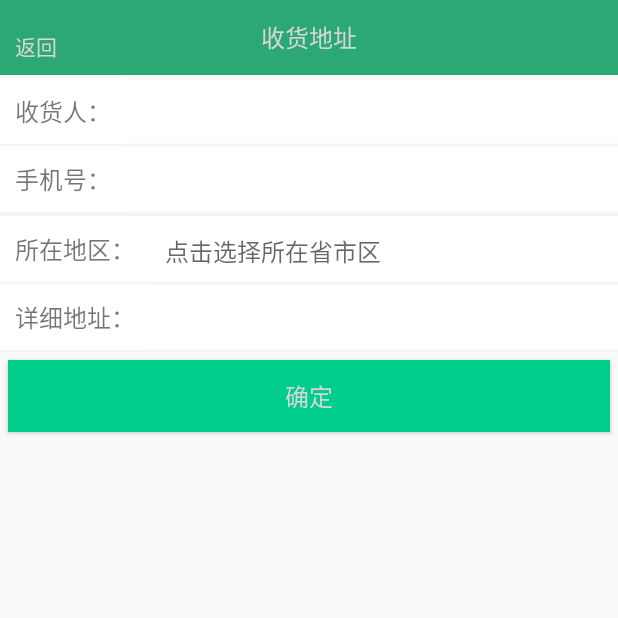
After one commit to GJF4156/demo, an Android app: the fragment AddressFragment placed in its activity, on a phone screen of 412 x 824 dp, the top half of it. The commit adds this screen. Run offline under Robolectric (Android 15) with nearby library versions, the phone set to English and light mode, and no system bars; libraries missing offline, so code that uses them is left out: com.bigkoo.pickerview, org.xutils, org.xutils.common, org.xutils.ex, org.xutils.x; 5 statements that could not run were skipped.

Commit message:
2020-03-12 23:36更新

```diff
--- /dev/null
+++ b/app/src/main/java/com/example/demo/Fragment/AddressFragment.java
@@ -0,0 +1,300 @@
+package com.example.demo.Fragment;
+
+
+import android.content.res.AssetManager;
+import android.graphics.Color;
+import android.os.Bundle;
+
+import androidx.fragment.app.Fragment;
+
+import android.view.LayoutInflater;
+import android.view.View;
+import android.view.ViewGroup;
+import android.widget.Button;
+import android.widget.EditText;
+import android.widget.LinearLayout;
+import android.widget.TextView;
+import android.widget.Toast;
+
+import com.bigkoo.pickerview.builder.OptionsPickerBuilder;
+import com.bigkoo.pickerview.listener.OnOptionsSelectChangeListener;
+import com.bigkoo.pickerview.listener.OnOptionsSelectListener;
+import com.bigkoo.pickerview.view.OptionsPickerView;
+import com.example.demo.R;
+import com.example.demo.Utils.SPUtil;
+import com.example.demo.Utils.XutilsHttp;
+import com.example.demo.beans.Address;
+import com.example.demo.beans.JsonBean;
+import com.google.gson.Gson;
+
+import org.json.JSONArray;
+import org.json.JSONException;
+import org.json.JSONObject;
+import org.xutils.DbManager;
+import org.xutils.common.Callback;
+import org.xutils.ex.DbException;
+import org.xutils.x;
+
+import java.io.BufferedReader;
+import java.io.IOException;
+import java.io.InputStreamReader;
+import java.util.ArrayList;
+import java.util.HashMap;
+import java.util.List;
+import java.util.Map;
+
+/**
+ * A simple {@link Fragment} subclass.
+ */
+public class AddressFragment extends Fragment implements View.OnClickListener {
+    private OptionsPickerView pvCity;
+    //  省份
+    ArrayList<String> provinceBeanList = new ArrayList<>();
+    //  城市
+    ArrayList<String> cities;
+    ArrayList<List<String>> cityList = new ArrayList<>();
+    //  区/县
+    ArrayList<String> district;
+    ArrayList<List<String>> districts;
+    ArrayList<List<List<String>>> districtList = new ArrayList<>();
+    private TextView tv_city1, tvTitle, btHeaderRight, btBack;
+    private LinearLayout address;
+    private Button btn_save;
+    private DbManager db;
+    private EditText et_shouhuoren,et_Mobile,et_xiangxidizhi;
+
+    @Override
+    public View onCreateView(LayoutInflater inflater, ViewGroup container,
+                             Bundle savedInstanceState) {
+        View view = inflater.inflate(R.layout.fragment_address, container, false);
+        //初始化本地数据库
+        initDb();
+        initView(view);
+        initJsonData();
+        initData();
+        return view;
+    }
+
+    private void initDb() {
+        //本地数据的初始化
+        DbManager.DaoConfig daoConfig = new DbManager.DaoConfig()
+                .setDbName("shoppingCar") //设置数据库名
+                .setDbVersion(1) //设置数据库版本
+                .setDbOpenListener(db -> {
+                    db.getDatabase().enableWriteAheadLogging();
+                    //开启WAL, 对写入加速提升巨大(作者原话)
+                })
+                .setDbUpgradeListener((db, oldVersion, newVersion) -> {
+                    //数据库升级操作
+                });
+        db = x.getDb(daoConfig);
+    }
+
+    private void initData() {
+        tvTitle.setText("收货地址");
+        btHeaderRight.setVisibility(View.GONE);
+    }
+
+    private void initView(View view) {
+        tv_city1 = view.findViewById(R.id.tv_city1);
+        address = view.findViewById(R.id.address);
+        tvTitle = getActivity().findViewById(R.id.tv_title);
+        btHeaderRight = getActivity().findViewById(R.id.bt_header_right);
+        btBack = getActivity().findViewById(R.id.btn_back);
+        btn_save = view.findViewById(R.id.btn_save);
+        et_shouhuoren=view.findViewById(R.id.et_shouhuoren);
+        et_Mobile=view.findViewById(R.id.et_Mobile);
+        et_xiangxidizhi=view.findViewById(R.id.et_xiangxidizhi);
+        btn_save.setOnClickListener(this);
+        btBack.setOnClickListener(this);
+        address.setOnClickListener(this);
+        tv_city1.setOnClickListener(this);
+    }
+
+    //地址选择器
+    private void showCityPickView() {
+        pvCity = new OptionsPickerBuilder(getActivity(), new OnOptionsSelectListener() {
+            @Override
+            public void onOptionsSelect(int options1, int options2, int options3, View v) {
+                String city = provinceBeanList.get(options1);
+                String address; //  如果是直辖市或者特别行政区只设置市和区/县
+                if ("北京市".equals(city) || "上海市".equals(city) || "天津市".equals(city) || "重庆市".equals(city) || "澳门".equals(city) || "香港".equals(city)) {
+                    address = provinceBeanList.get(options1) + "-" + districtList.get(options1).get(options2).get(options3);
+                } else {
+                    address = provinceBeanList.get(options1) + "-" + cityList.get(options1).get(options2) + "-" + districtList.get(options1).get(options2).get(options3);
+                }
+                tv_city1.setText(address);
+            }
+        }).setOptionsSelectChangeListener(new OnOptionsSelectChangeListener() {
+            @Override
+            public void onOptionsSelectChanged(int options1, int options2, int options3) {
+
+            }
+        }).setSubmitText("确定")//确定按钮文字
+                .setCancelText("取消")//取消按钮文字
+                .setSubCalSize(18)//确定和取消文字大小
+                .setTitleSize(20)//标题文字大小
+                .setBgColor(Color.parseColor("#F6F7F6"))//滚轮背景颜色 Night mode
+                .setContentTextSize(18)//滚轮文字大小
+                .isCenterLabel(false) //是否只显示中间选中项的label文字，false则每项item全部都带有label。
+                .setCyclic(false, false, false)//循环与否
+                .setSelectOptions(0, 0, 0)  //设置默认选中项
+                .setOutSideCancelable(false)//点击外部dismiss default true
+                .isRestoreItem(true)//切换时是否还原，设置默认选中第一项。
+                .build();
+        pvCity.setPicker(provinceBeanList, cityList, districtList);
+        pvCity.show();
+    }
+
+    @Override
+    public void onClick(View v) {
+        switch (v.getId()) {
+            case R.id.tv_city1:
+                showCityPickView();
+                break;
+            case R.id.btn_save:
+                saveData();
+                //将数据提交到服务器
+
+                //讲数据保存到数据库
+
+                break;
+        }
+
+
+    }
+
+    private void saveData() {
+        String shouhuoren = et_shouhuoren.getText().toString();
+        String Mobile = et_Mobile.getText().toString();
+        String xiangxidizhi = et_xiangxidizhi.getText().toString();
+        String city = tv_city1.getText().toString();
+        Address address=new Address();
+        address.setAid(0);
+        address.setReceiver(shouhuoren);
+        address.setPhone(Mobile);
+        address.setAddress(city+"-"+xiangxidizhi);
+        String url="http://129.211.75.130:8080/demo/address/insert";
+        Map<String,Object> map=new HashMap<>();
+        map.put("receiver",shouhuoren);
+        map.put("phone",Mobile);
+        map.put("address",city+"-"+xiangxidizhi);
+        map.put("token", SPUtil.getToken());
+        XutilsHttp.getInstance().get(url, map, new XutilsHttp.XCallBack() {
+            @Override
+            public void onResponse(String result) {
+                Gson gson=new Gson();
+                JsonBean jsonBean=gson.fromJson(result,JsonBean.class);
+                String msg = jsonBean.getMsg();
+                int code = jsonBean.getCode();
+                if (code==100){
+                    try {
+                        db.save(address);
+                        Toast.makeText(getActivity(),msg,Toast.LENGTH_SHORT).show();
+                    } catch (DbException e) {
+                        e.printStackTrace();
+                    }
+                }else {
+                    Toast.makeText(getActivity(),msg,Toast.LENGTH_SHORT).show();
+                }
+            }
+
+            @Override
+            public void onFail(String result) {
+
+            }
+
+            @Override
+            public void onCancel(Callback.CancelledException cex) {
+
+            }
+        });
+
+    }
+
+
+    private void initJsonData() {
+        //解析数据
+        /**
+         * 注意：assets 目录下的Json文件仅供参考，实际使用可自行替换文件
+         * 关键逻辑在于循环体
+         *
+         * */
+        String JsonData = getJson("province.json");//获取assets目录下的json文件数据
+        parseJson(JsonData);
+    }
+
+    /**
+     * 从asset目录下读取fileName文件内容
+     *
+     * @param fileName 待读取asset下的文件名
+     * @return 得到省市县的String
+     */
+    private String getJson(String fileName) {
+        StringBuilder stringBuilder = new StringBuilder();
+        try {
+            AssetManager assetManager = getActivity().getAssets();
+            BufferedReader bf = new BufferedReader(new InputStreamReader(
+                    assetManager.open(fileName)));
+            String line;
+            while ((line = bf.readLine()) != null) {
+                stringBuilder.append(line);
+            }
+        } catch (IOException e) {
+            e.printStackTrace();
+        }
+        return stringBuilder.toString();
+    }
+
+    /**
+     * 解析json填充集合
+     *
+     * @param str 待解析的json，获取省市县
+     */
+    public void parseJson(String str) {
+        try {
+            //  获取json中的数组
+            JSONArray jsonArray = new JSONArray(str);
+            //  遍历数据组
+            for (int i = 0; i < jsonArray.length(); i++) {
+                //  获取省份的对象
+                JSONObject provinceObject = jsonArray.optJSONObject(i);
+                //  获取省份名称放入集合
+                String provinceName = provinceObject.getString("name");
+//                provinceBeanList.add(new ProvinceBean(provinceName));
+                provinceBeanList.add(provinceName);
+                //  获取城市数组
+                JSONArray cityArray = provinceObject.optJSONArray("city");
+                cities = new ArrayList<>();
+                //   声明存放城市的集合
+                districts = new ArrayList<>();
+                //声明存放区县集合的集合
+                //  遍历城市数组
+                for (int j = 0; j < cityArray.length(); j++) {
+                    //  获取城市对象
+                    JSONObject cityObject = cityArray.optJSONObject(j);
+                    //  将城市放入集合
+                    String cityName = cityObject.optString("name");
+                    cities.add(cityName);
+                    district = new ArrayList<>();
+                    // 声明存放区县的集合
+                    //  获取区县的数组
+                    JSONArray areaArray = cityObject.optJSONArray("area");
+                    //  遍历区县数组，获取到区县名称并放入集合
+                    for (int k = 0; k < areaArray.length(); k++) {
+                        String areaName = areaArray.getString(k);
+                        district.add(areaName);
+                    }
+                    //  将区县的集合放入集合
+                    districts.add(district);
+                }
+                //  将存放区县集合的集合放入集合
+                districtList.add(districts);
+                //  将存放城市的集合放入集合
+                cityList.add(cities);
+            }
+        } catch (JSONException e) {
+            e.printStackTrace();
+        }
+    }
+}
--- a/app/src/main/java/com/example/demo/activity/ContentActivity.java
+++ b/app/src/main/java/com/example/demo/activity/ContentActivity.java
@@ -7,6 +7,7 @@ import android.os.Bundle;
 import android.widget.TextView;
 
 import com.example.demo.Fragment.AboutFragment;
+import com.example.demo.Fragment.AddressFragment;
 import com.example.demo.Fragment.FavoriteFragment;
 import com.example.demo.Fragment.IntegralFragment;
 import com.example.demo.Fragment.MainSearchFragment;
@@ -118,6 +119,11 @@ public class ContentActivity extends AppCompatActivity {
                         .replace(R.id.content_frameLayout,new MainSearchFragment())
                         .commitAllowingStateLoss();
                 break;
+            case 10:
+                getSupportFragmentManager()
+                        .beginTransaction()
+                        .replace(R.id.content_frameLayout,new AddressFragment())
+                        .commitAllowingStateLoss();
             default:
                 break;
         }
--- /dev/null
+++ b/app/src/main/res/layout/fragment_address.xml
@@ -0,0 +1,154 @@
+<LinearLayout xmlns:android="http://schemas.android.com/apk/res/android"
+    android:layout_width="match_parent"
+    android:layout_height="wrap_content"
+    android:orientation="vertical">
+
+    <LinearLayout
+        android:layout_width="match_parent"
+        android:layout_height="wrap_content"
+        android:orientation="horizontal">
+
+        <TextView
+
+            android:layout_width="wrap_content"
+            android:layout_height="wrap_content"
+            android:layout_alignParentLeft="true"
+            android:background="#ffffff"
+            android:padding="10dp"
+            android:text="收货人："
+            android:textSize="16sp" />
+
+        <EditText
+            android:id="@+id/et_shouhuoren"
+            android:layout_width="match_parent"
+            android:layout_height="wrap_content"
+            android:layout_weight="1"
+            android:background="#ffffff"
+            android:padding="10dp"
+            android:textSize="16sp" />
+    </LinearLayout>
+
+    <View
+        android:layout_width="match_parent"
+        android:layout_height="1dp"
+        android:background="#F6F5F4" />
+
+    <LinearLayout
+        android:layout_width="match_parent"
+        android:layout_height="wrap_content"
+        android:orientation="horizontal">
+
+        <TextView
+
+            android:layout_width="wrap_content"
+            android:layout_height="wrap_content"
+            android:layout_alignParentLeft="true"
+            android:background="#ffffff"
+            android:padding="10dp"
+            android:text="手机号："
+            android:textSize="16sp" />
+
+        <EditText
+            android:id="@+id/et_Mobile"
+            android:layout_width="match_parent"
+            android:layout_height="wrap_content"
+            android:layout_weight="1"
+            android:background="#ffffff"
+            android:padding="10dp"
+            android:textSize="16sp" />
+    </LinearLayout>
+
+    <View
+        android:layout_width="match_parent"
+        android:layout_height="1dp"
+        android:background="#F6F5F4" />
+
+    <View
+        android:layout_width="match_parent"
+        android:layout_height="1dp"
+        android:background="#F6F5F4" />
+
+    <LinearLayout
+        android:id="@+id/address"
+        android:layout_width="match_parent"
+        android:layout_height="wrap_content"
+        android:background="#ffffff"
+        android:orientation="horizontal">
+
+        <TextView
+
+            android:layout_width="wrap_content"
+            android:layout_height="wrap_content"
+            android:layout_alignParentLeft="true"
+            android:background="#ffffff"
+            android:padding="10dp"
+            android:text="所在地区："
+            android:textSize="16sp" />
+
+        <RelativeLayout
+            android:layout_width="match_parent"
+            android:layout_height="wrap_content"
+            android:layout_weight="1">
+
+            <TextView
+                android:id="@+id/tv_city1"
+                android:layout_width="match_parent"
+                android:layout_height="wrap_content"
+                android:layout_weight="1"
+                android:hint="点击选择所在省市区"
+                android:clickable="true"
+                android:padding="10dp"
+                android:textSize="16sp" />
+
+
+        </RelativeLayout>
+
+    </LinearLayout>
+
+    <View
+        android:layout_width="match_parent"
+        android:layout_height="1dp"
+        android:background="#F6F5F4" />
+
+    <LinearLayout
+        android:layout_width="match_parent"
+        android:layout_height="wrap_content"
+        android:orientation="horizontal">
+
+        <TextView
+
+            android:layout_width="wrap_content"
+            android:layout_height="wrap_content"
+            android:layout_alignParentLeft="true"
+            android:background="#ffffff"
+            android:padding="10dp"
+            android:text="详细地址："
+            android:textSize="16sp" />
+
+        <EditText
+            android:id="@+id/et_xiangxidizhi"
+            android:layout_width="match_parent"
+            android:layout_height="wrap_content"
+            android:layout_weight="1"
+            android:background="#ffffff"
+            android:padding="10dp"
+            android:textSize="16sp" />
+    </LinearLayout>
+
+    <View
+        android:layout_width="match_parent"
+        android:layout_height="1dp"
+        android:background="#F6F5F4" />
+
+
+    <Button
+        android:id="@+id/btn_save"
+        android:layout_width="match_parent"
+        android:layout_height="wrap_content"
+        android:layout_margin="5dp"
+        android:background="#00CD8C"
+        android:text="确定"
+        android:textColor="@color/white"
+        android:textSize="16sp" />
+
+</LinearLayout>
--- a/app/src/main/res/layout/fragment_me.xml
+++ b/app/src/main/res/layout/fragment_me.xml
@@ -121,5 +121,7 @@
         <include
             android:id="@id/mine_all_setting"
             layout="@layout/mine_setting_layout" />
+
+
     </LinearLayout>
 </LinearLayout>
```
Also changed, not shown: app/src/main/java/com/example/demo/Fragment/MeFragment.java (+27 -21 lines), app/src/main/java/com/example/demo/Fragment/PayFragment.java (+12 -2 lines), app/src/main/java/com/example/demo/beans/Address.java (added, +79 -0 lines), app/src/main/res/layout/fragment_pay.xml (+26 -6 lines), app/src/main/res/layout/mine_setting_layout.xml (+48 -35 lines).
